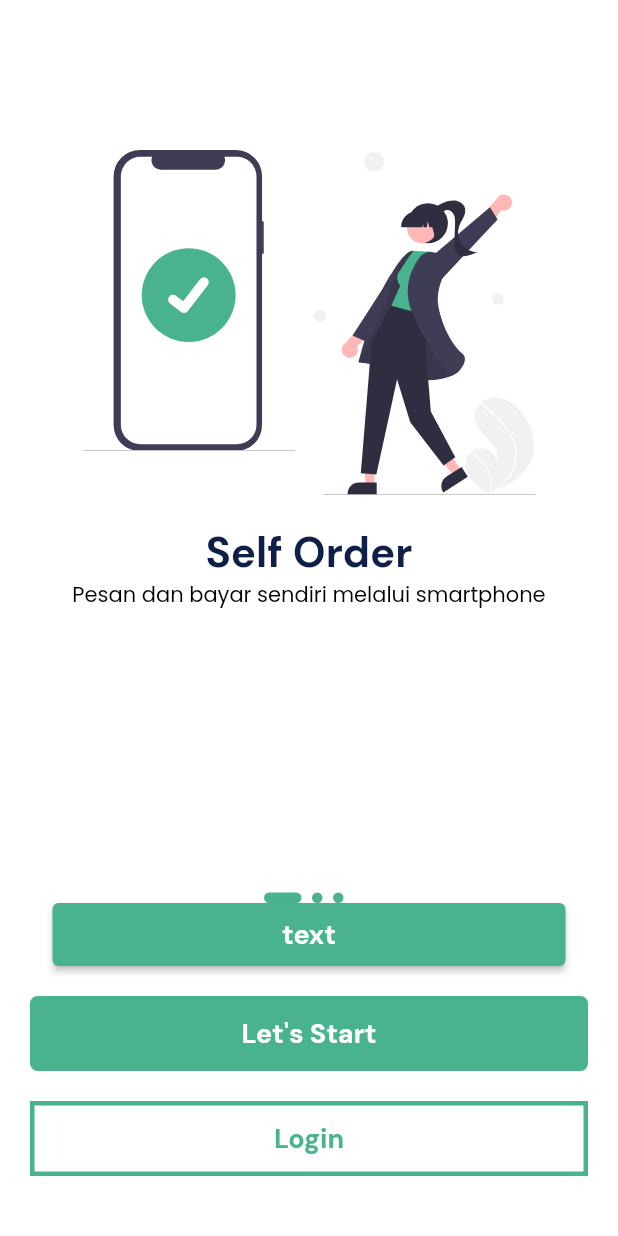
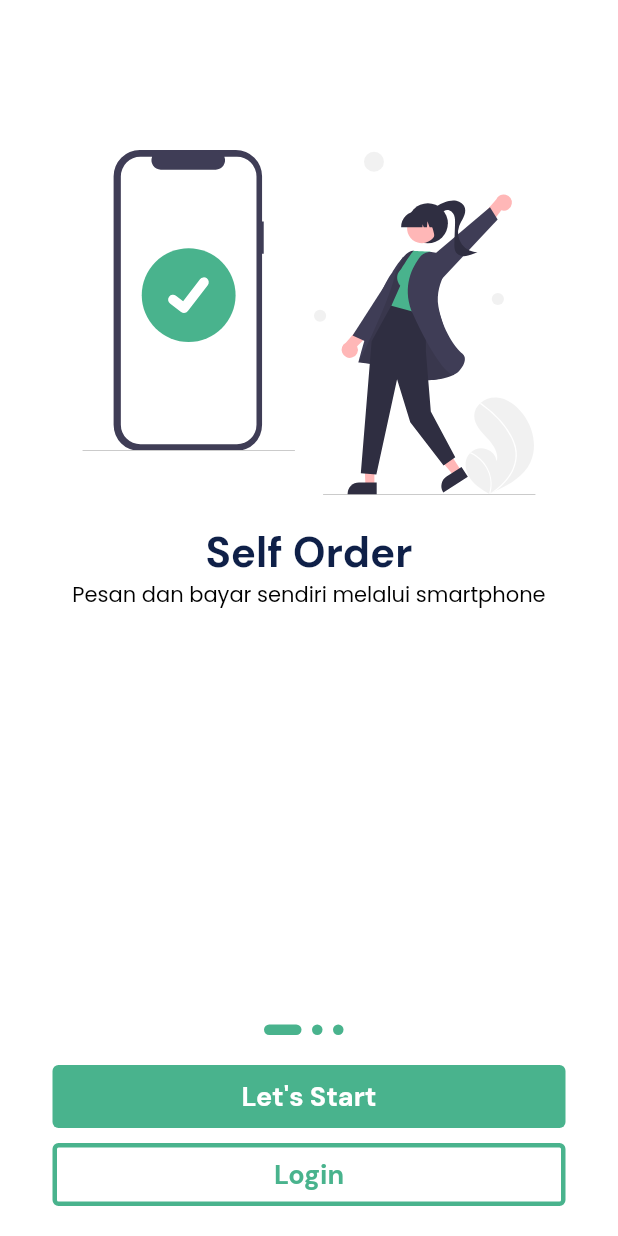
Before and after one commit to ryandiaziz/E-Menu-App, a Flutter app: the Onboarding screen opened by its route, on a phone screen of 412 x 824 dp. Run offline on Flutter 3.47's test engine with Material 2 defaults, Android fonts, the phone set to English and light mode, and no system bars; our stand-ins replace carousel_slider, cloud_firestore, equatable, firebase_auth, firebase_core, firebase_storage and 12 more; missing offline and left inert: qr_code_scanner, staggered_grid_view_flutter; accounts and stored records are empty.

Commit message:
Mengubah halaman onboarding

```diff
--- a/lib/common/widgets/custom_elevated_button.dart
+++ b/lib/common/widgets/custom_elevated_button.dart
@@ -5,13 +5,17 @@ class CustomElevatedButton extends StatelessWidget {
   final double? buttonWidth;
   final VoidCallback onPressed;
   final String text;
+  final Color? backgroundColor;
+  final bool? borderColor;
 
-  const CustomElevatedButton({
-    Key? key,
-    this.buttonWidth,
-    required this.onPressed,
-    required this.text,
-  }) : super(key: key);
+  const CustomElevatedButton(
+      {Key? key,
+      required this.onPressed,
+      required this.text,
+      this.buttonWidth,
+      this.backgroundColor,
+      this.borderColor})
+      : super(key: key);
 
   @override
   Widget build(BuildContext context) {
@@ -20,9 +24,14 @@ class CustomElevatedButton extends StatelessWidget {
       width: buttonWidth ?? MediaQuery.of(context).size.width - 70,
       child: ElevatedButton(
         style: ElevatedButton.styleFrom(
+          onPrimary: borderColor == true ? priceColor : null,
+          primary: backgroundColor ?? priceColor,
+          elevation: 0,
+          side: borderColor == true
+              ? BorderSide(color: priceColor, width: 3)
+              : null,
           textStyle:
               secondaryTextStyle.copyWith(fontSize: 18, fontWeight: bold),
-          primary: priceColor,
         ),
         onPressed: onPressed,
         child: Text(
--- a/lib/presentation/pages/home/onboarding_page.dart
+++ b/lib/feature/welcome/onboarding_page.dart
@@ -2,8 +2,8 @@ import 'package:e_menu_app/common/widgets/custom_elevated_button.dart';
 import 'package:flutter/material.dart';
 import 'package:flutter_svg/flutter_svg.dart';
 
-import '../../../models/content_model.dart';
-import '../../../shared/theme.dart';
+import '../../models/content_model.dart';
+import '../../shared/theme.dart';
 
 class Onboarding extends StatefulWidget {
   const Onboarding({Key? key}) : super(key: key);
@@ -65,9 +65,26 @@ class _OnboardingState extends State<Onboarding> {
                     contents.length, (index) => buildDot(index, context)),
               ),
             ),
-            CustomElevatedButton(onPressed: () {}, text: "text"),
-            letsStart(),
-            toAutentifikasi(),
+            Padding(
+              padding: const EdgeInsets.only(top: 20, bottom: 20),
+              child: Column(
+                children: [
+                  CustomElevatedButton(
+                    onPressed: () =>
+                        Navigator.pushReplacementNamed(context, '/home-page'),
+                    text: "Let's Start",
+                  ),
+                  const SizedBox(height: 10),
+                  CustomElevatedButton(
+                    onPressed: () =>
+                        Navigator.pushNamed(context, '/auntentikasi'),
+                    text: "Login",
+                    backgroundColor: Colors.transparent,
+                    borderColor: true,
+                  ),
+                ],
+              ),
+            ),
           ],
         ),
       );
@@ -83,56 +100,4 @@ class _OnboardingState extends State<Onboarding> {
       ),
     );
   }
-
-  Widget letsStart() {
-    return Container(
-      width: double.infinity,
-      height: 50,
-      margin: const EdgeInsets.only(
-        left: 20,
-        right: 20,
-        top: 20,
-      ),
-      child: TextButton(
-          style: TextButton.styleFrom(
-              backgroundColor: priceColor,
-              shape: RoundedRectangleBorder(
-                borderRadius: BorderRadius.circular(5),
-              )),
-          onPressed: () {
-            Navigator.pushReplacementNamed(context, '/home-page');
-          },
-          child: Text(
-            "Let's Start",
-            style: secondaryTextStyle.copyWith(fontSize: 18, fontWeight: bold),
-          )),
-    );
-  }
-
-  Widget toAutentifikasi() {
-    return Container(
-      decoration:
-          BoxDecoration(border: Border.all(width: 3.0, color: priceColor)),
-      width: double.infinity,
-      height: 50,
-      margin: EdgeInsets.only(
-          left: 20,
-          right: 20,
-          top: 20,
-          bottom: 40 + MediaQuery.of(context).padding.bottom),
-      child: TextButton(
-          style: TextButton.styleFrom(
-              shape: RoundedRectangleBorder(
-            borderRadius: BorderRadius.circular(5),
-          )),
-          onPressed: () {
-            Navigator.pushNamed(context, '/auntentikasi');
-          },
-          child: Text(
-            "Login",
-            style: secondaryTextStyle.copyWith(
-                fontSize: 18, fontWeight: bold, color: priceColor),
-          )),
-    );
-  }
 }
--- a/lib/main.dart
+++ b/lib/main.dart
@@ -14,7 +14,7 @@ import 'package:e_menu_app/presentation/splash_page/splash_page.dart';
 import 'common/widgets/qr_scanner.dart';
 import 'feature/authentication/autentifikasi.dart';
 import 'feature/home/home_page.dart';
-import 'presentation/pages/home/onboarding_page.dart';
+import 'feature/welcome/onboarding_page.dart';
 
 void main() async {
   WidgetsFlutterBinding.ensureInitialized();
--- a/lib/providers/google_sign_in.dart
+++ b/lib/providers/google_sign_in.dart
@@ -1,4 +1,4 @@
-import 'package:e_menu_app/presentation/pages/home/onboarding_page.dart';
+import 'package:e_menu_app/feature/welcome/onboarding_page.dart';
 import 'package:firebase_auth/firebase_auth.dart';
 import 'package:flutter/material.dart';
 import 'package:google_sign_in/google_sign_in.dart';
```
Also changed, not shown: pubspec.yaml (+1 -6 lines), pubspec.lock.
